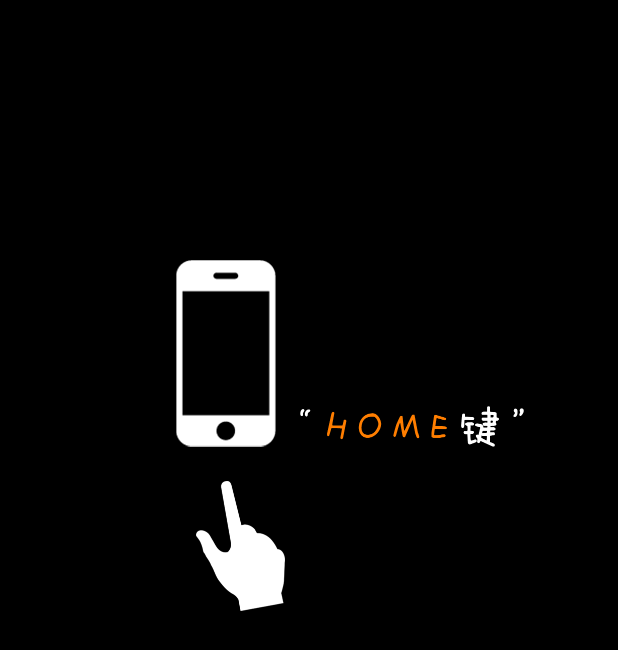
After one commit to ansen360/CodeRepository, an Android app: the GuideActivity screen opened directly, with no data from a screen before it, on a phone screen of 412 x 824 dp. The commit adds this screen. Shown: the top 650 px of the screen. Run offline under Robolectric (Android 15) with nearby library versions, the phone set to English and light mode, and no system bars.

Commit message:
translucent activity

```diff
--- a/app/build.gradle
+++ b/app/build.gradle
@@ -2,7 +2,7 @@ apply plugin: 'com.android.application'
 
 android {
     compileSdkVersion 23
-    buildToolsVersion "24.0.0"
+    buildToolsVersion '25.0.0'
 
     defaultConfig {
         applicationId "com.tomorrow_p"
--- a/app/src/main/AndroidManifest.xml
+++ b/app/src/main/AndroidManifest.xml
@@ -152,6 +152,11 @@
         <activity android:name=".activity.RedPacketActivity"></activity>
         <activity android:name=".activity.TabLayoutActivity"></activity>
 
+        <!--透明的样式-->
+        <!--android:theme="@android:style/Theme.Translucent"-->
+        <activity android:name=".setupwizard.GuideActivity"
+            android:theme="@style/translucent" >
+        </activity>
 
         <receiver android:name=".receiver.BootRecerver">
             <intent-filter>
--- /dev/null
+++ b/app/src/main/java/com/tomorrow_p/setupwizard/GuideActivity.java
@@ -0,0 +1,284 @@
+package com.tomorrow_p.setupwizard;
+
+import android.app.Activity;
+import android.os.Bundle;
+import android.os.Handler;
+import android.os.Message;
+import android.support.annotation.Nullable;
+import android.util.Log;
+import android.view.MotionEvent;
+import android.view.View;
+import android.view.animation.AlphaAnimation;
+import android.view.animation.Animation;
+import android.view.animation.TranslateAnimation;
+import android.widget.FrameLayout;
+import android.widget.ImageView;
+import android.widget.RelativeLayout;
+
+import com.tomorrow_p.R;
+
+import java.lang.ref.WeakReference;
+
+/**
+ * Created by Ansen on 2017/3/18 15:23.
+ *
+ * @E-mail: tomorrow_p@163.com
+ * @Blog: http://blog.csdn.net/qq_25804863
+ * @Github: https://github.com/ansen360
+ * @PROJECT_NAME: CodeRepository
+ * @PACKAGE_NAME: com.tomorrow_p.setupwizard
+ * @Description: 透明的activity
+ */
+public class GuideActivity extends Activity implements Animation.AnimationListener {
+
+    private ImageView iv_text1, iv_hand, iv_guide_press, handS, handS2, mArrow;
+    private RelativeLayout mRLOne, mRLTwo;
+    private FrameLayout mFLPoint;
+    private AnimationHandler mHandler;
+    public static final int ANIMATION_ONE = 0;
+    public static final int ANIMATION_TWO = 1;
+    public static final int ANIMATION_THREE = 2;
+    public static final int ANIMATION_FOUR = 3;
+    public static final int ANIMATION_FIVE = 4;
+    public static final int ANIMATION_SIX = 5;
+    private int mAnimation = ANIMATION_ONE;
+
+    @Override
+    protected void onCreate(@Nullable Bundle savedInstanceState) {
+        super.onCreate(savedInstanceState);
+        getActionBar().hide();
+        setContentView(R.layout.activity_guide);
+        iv_hand = (ImageView) findViewById(R.id.iv_hand);
+        iv_text1 = (ImageView) findViewById(R.id.iv_text1);
+        iv_guide_press = (ImageView) findViewById(R.id.iv_guide_press);
+        handS = (ImageView) findViewById(R.id.iv_hand_s);
+        handS2 = (ImageView) findViewById(R.id.iv_hand_s2);
+        mArrow = (ImageView) findViewById(R.id.iv_arrow);
+        mRLOne = (RelativeLayout) findViewById(R.id.rl_one);
+        mFLPoint = (FrameLayout) findViewById(R.id.fl_point);
+        mRLTwo = (RelativeLayout) findViewById(R.id.rl_two);
+        mHandler = new AnimationHandler(this);
+        animationOne();
+
+    }
+
+    @Override
+    public boolean onTouchEvent(MotionEvent event) {
+        if (event.getAction() == MotionEvent.ACTION_UP) {
+            switch (mAnimation) {
+                case ANIMATION_ONE:
+                    hideOne();
+                    animationTwo();
+                    mAnimation = ANIMATION_TWO;
+                    break;
+                case ANIMATION_TWO:
+                    animationThree();
+                    mAnimation = ANIMATION_THREE;
+                    break;
+                case ANIMATION_THREE:
+                    mAnimation = ANIMATION_FOUR;
+                    mHandler.removeCallbacks(mRunnable1);
+                    animationFour();
+                    break;
+                case ANIMATION_FOUR:
+                    mAnimation = ANIMATION_FIVE;
+                    mHandler.removeCallbacks(mRunnable2);
+                    iv_guide_press.clearAnimation();
+                    animationFive();
+                    break;
+                case ANIMATION_FIVE:
+                    mAnimation = ANIMATION_SIX;
+                    mHandler.removeCallbacks(mRunnable3);
+                    hideTwo();
+                    animationEnd();
+                    break;
+                case ANIMATION_SIX:
+                    finish();
+                    break;
+
+            }
+        }
+
+        return super.onTouchEvent(event);
+    }
+
+    private void hideOne() {
+        mRLOne.setVisibility(View.GONE);
+        mFLPoint.setVisibility(View.VISIBLE);
+        iv_hand.setVisibility(View.VISIBLE);
+        iv_text1.setVisibility(View.VISIBLE);
+        handS.clearAnimation();
+    }
+
+    private void hideTwo() {
+        mFLPoint.setVisibility(View.GONE);
+        iv_text1.setVisibility(View.GONE);
+        iv_hand.clearAnimation();
+        iv_hand.setVisibility(View.INVISIBLE);
+        mRLTwo.setVisibility(View.VISIBLE);
+    }
+
+    private void animationOne() {
+        TranslateAnimation translateAnimation = new TranslateAnimation(0, 0, 0, -110);
+        translateAnimation.setDuration(2000);
+        translateAnimation.setRepeatMode(Animation.REVERSE);
+        translateAnimation.setFillAfter(true);
+        handS.startAnimation(translateAnimation);
+        translateAnimation.setAnimationListener(this);
+
+    }
+
+    private void animationTwo() {
+        TranslateAnimation translateAnimation = new TranslateAnimation(0, -110, 0, 0);
+        translateAnimation.setDuration(2000);
+        translateAnimation.setFillAfter(true);
+        translateAnimation.setRepeatMode(Animation.REVERSE);
+        iv_hand.startAnimation(translateAnimation);
+        translateAnimation.setAnimationListener(this);
+    }
+
+    private void animationThree() {
+        iv_text1.setImageResource(R.mipmap.ic_guide_text2);
+        animationTwo();
+    }
+
+    private void animationFour() {
+        iv_text1.setImageResource(R.mipmap.ic_guide_text3);
+        animationTwo();
+    }
+
+    private void animationFive() {
+        iv_text1.setImageResource(R.mipmap.ic_guide_text4);
+        animationTwo();
+    }
+
+    private void animationEnd() {
+
+        AlphaAnimation animationAphaP = new AlphaAnimation(0, 1);
+        animationAphaP.setDuration(800);
+        animationAphaP.setFillAfter(true);
+        mArrow.startAnimation(animationAphaP);
+        animationAphaP.setAnimationListener(this);
+    }
+
+    @Override
+    public void onAnimationStart(Animation animation) {
+        switch (mAnimation) {
+            case ANIMATION_FOUR:
+                Log.d("ansen", "ANIMATION_FOUR");
+                mHandler.sendEmptyMessageDelayed(ANIMATION_FOUR, 1200);
+                break;
+            case ANIMATION_FIVE:
+                Log.d("ansen", "ANIMATION_FOUR");
+                mHandler.sendEmptyMessageDelayed(ANIMATION_FOUR, 1200);
+                break;
+
+        }
+    }
+
+    @Override
+    public void onAnimationEnd(Animation animation) {
+        switch (mAnimation) {
+            case ANIMATION_ONE:
+                mHandler.postDelayed(new Runnable() {
+                    @Override
+                    public void run() {
+                        animationOne();
+                        Log.d("ansen", "animationOne");
+                    }
+                }, 1500);
+                break;
+            case ANIMATION_TWO:
+                Log.d("ansen", "ANIMATION_TWO");
+                animationTwo();
+
+                break;
+            case ANIMATION_THREE:
+                Log.d("ansen", "ANIMATION_THREE");
+                mHandler.postDelayed(mRunnable1, 1500);
+                break;
+            case ANIMATION_FOUR:
+                Log.d("ansen", "ANIMATION_FOUR");
+                mHandler.postDelayed(mRunnable2, 1500);
+                break;
+            case ANIMATION_FIVE:
+                mHandler.postDelayed(mRunnable3, 2500);
+                break;
+            case ANIMATION_SIX:
+                mHandler.sendEmptyMessage(ANIMATION_FIVE);
+                Log.d("ansen", "ANIMATION_FOUR");
+                mHandler.postDelayed(new Runnable() {
+                    @Override
+                    public void run() {
+                        animationEnd();
+                    }
+                }, 2000);
+                break;
+
+        }
+
+    }
+    private Runnable mRunnable1=new Runnable() {
+        @Override
+        public void run() {
+            animationThree();
+        }
+    };
+    private Runnable mRunnable2=new Runnable() {
+        @Override
+        public void run() {
+            iv_guide_press.clearAnimation();
+            animationFour();
+        }
+    };
+    private Runnable mRunnable3=new Runnable() {
+        @Override
+        public void run() {
+            iv_guide_press.clearAnimation();
+            animationFive();
+        }
+    };
+
+    @Override
+    public void onAnimationRepeat(Animation animation) {
+
+    }
+
+
+    private static class AnimationHandler extends Handler {
+        private WeakReference<GuideActivity> mActivity;
+
+        public AnimationHandler(GuideActivity context) {
+            mActivity = new WeakReference<GuideActivity>(context);
+
+        }
+
+        @Override
+        public void handleMessage(Message msg) {
+            super.handleMessage(msg);
+            if (mActivity.get() == null) {
+                return;
+            }
+            GuideActivity activity = mActivity.get();
+            switch (msg.what) {
+                case ANIMATION_FOUR:
+                    AlphaAnimation animationAphaP = new AlphaAnimation(0, 1);
+                    animationAphaP.setDuration(800);
+                    animationAphaP.setFillAfter(true);
+                    activity.iv_guide_press.startAnimation(animationAphaP);
+                    break;
+                case ANIMATION_FIVE:
+                    TranslateAnimation translateAnimation = new TranslateAnimation(0, 0, 0, -110);
+                    translateAnimation.setDuration(2000);
+                    translateAnimation.setFillAfter(true);
+                    translateAnimation.setRepeatMode(Animation.REVERSE);
+                    activity.handS2.startAnimation(translateAnimation);
+                    break;
+            }
+
+
+        }
+    }
+
+
+}
--- /dev/null
+++ b/app/src/main/res/layout/activity_guide.xml
@@ -0,0 +1,138 @@
+<?xml version="1.0" encoding="utf-8"?>
+<RelativeLayout xmlns:android="http://schemas.android.com/apk/res/android"
+    android:layout_width="match_parent"
+    android:layout_height="match_parent"
+    android:orientation="vertical">
+
+    <RelativeLayout
+        android:id="@+id/rl_one"
+        android:layout_width="match_parent"
+        android:layout_height="match_parent"
+        android:layout_alignParentStart="true"
+        android:layout_below="@+id/iv_hand">
+
+        <ImageView
+            android:id="@+id/iv_phone"
+            android:layout_width="wrap_content"
+            android:layout_height="wrap_content"
+            android:layout_alignParentStart="true"
+            android:layout_alignParentTop="true"
+            android:layout_marginStart="117dp"
+            android:layout_marginTop="173dp"
+            android:src="@mipmap/ic_guide_phone" />
+
+        <ImageView
+            android:id="@+id/iv_hand_s"
+            android:layout_width="wrap_content"
+            android:layout_height="wrap_content"
+            android:layout_alignTop="@+id/iv_home"
+            android:layout_marginEnd="-6dp"
+            android:layout_marginTop="50dp"
+            android:layout_toStartOf="@+id/iv_home"
+            android:src="@mipmap/ic_guide_hand_s" />
+
+        <ImageView
+            android:id="@+id/iv_home"
+            android:layout_width="wrap_content"
+            android:layout_height="wrap_content"
+            android:layout_alignBottom="@+id/iv_phone"
+            android:layout_marginStart="16dp"
+            android:layout_toEndOf="@+id/iv_phone"
+            android:src="@mipmap/ic_guide_home" />
+
+
+    </RelativeLayout>
+
+    <FrameLayout
+        android:id="@+id/fl_point"
+        android:layout_width="wrap_content"
+        android:layout_height="wrap_content"
+        android:layout_above="@+id/iv_text1"
+        android:layout_alignStart="@+id/iv_text1"
+        android:layout_marginBottom="123dp"
+        android:layout_marginStart="58dp"
+        android:visibility="gone">
+
+        <ImageView
+            android:id="@+id/iv_point_normal"
+            android:layout_width="wrap_content"
+            android:layout_height="wrap_content"
+            android:layout_gravity="center"
+            android:src="@mipmap/ic_guide_normal" />
+
+        <ImageView
+            android:id="@+id/iv_guide_press"
+            android:layout_width="wrap_content"
+            android:layout_height="wrap_content"
+            android:layout_gravity="center"
+            android:src="@mipmap/ic_guide_press"
+            android:visibility="invisible" />
+    </FrameLayout>
+
+    <ImageView
+        android:id="@+id/iv_hand"
+        android:layout_width="wrap_content"
+        android:layout_height="wrap_content"
+        android:layout_alignParentTop="true"
+        android:layout_centerHorizontal="true"
+        android:layout_marginTop="171dp"
+        android:src="@mipmap/ic_guide_hand"
+        android:visibility="gone" />
+
+    <ImageView
+        android:id="@+id/iv_text1"
+        android:layout_width="252dp"
+        android:layout_height="85dp"
+        android:layout_below="@+id/iv_hand"
+        android:layout_centerHorizontal="true"
+        android:layout_marginTop="50dp"
+        android:src="@mipmap/ic_guide_text1"
+        android:visibility="gone" />
+
+    <RelativeLayout
+        android:id="@+id/rl_two"
+        android:layout_width="match_parent"
+        android:layout_height="match_parent"
+        android:layout_alignParentTop="true"
+        android:visibility="invisible"
+        android:layout_toEndOf="@+id/rl_one">
+
+        <ImageView
+            android:id="@+id/iv_phone2"
+            android:layout_width="wrap_content"
+            android:layout_height="wrap_content"
+            android:src="@mipmap/ic_guide_phone"
+            android:layout_marginTop="130dp"
+            android:layout_alignParentTop="true"
+            android:layout_centerHorizontal="true" />
+
+        <ImageView
+            android:id="@+id/iv_hand_s2"
+            android:layout_width="wrap_content"
+            android:layout_height="wrap_content"
+            android:src="@mipmap/ic_guide_hand_s"
+            android:layout_alignTop="@+id/iv_arrow"
+            android:layout_alignEnd="@+id/iv_text2"
+            android:layout_marginEnd="18dp" />
+        <ImageView
+            android:id="@+id/iv_arrow"
+            android:layout_width="wrap_content"
+            android:layout_height="wrap_content"
+            android:src="@mipmap/ic_guide_arrow"
+            android:layout_marginBottom="9dp"
+            android:visibility="invisible"
+            android:layout_above="@+id/iv_text2"
+            android:layout_alignEnd="@+id/iv_text2"
+            android:layout_marginEnd="100dp" />
+
+        <ImageView
+            android:id="@+id/iv_text2"
+            android:layout_width="wrap_content"
+            android:layout_height="wrap_content"
+            android:src="@mipmap/ic_guide_text5"
+            android:layout_marginTop="78dp"
+            android:layout_below="@+id/iv_phone2"
+            android:layout_centerHorizontal="true" />
+    </RelativeLayout>
+
+</RelativeLayout>
--- a/app/src/main/res/values/colors.xml
+++ b/app/src/main/res/values/colors.xml
@@ -3,4 +3,5 @@
     <color name="colorPrimary">#3F51B5</color>
     <color name="colorPrimaryDark">#303F9F</color>
     <color name="colorAccent">#FF4081</color>
+    <color name="translucent_background">#cc000000</color>
 </resources>
--- a/app/src/main/res/values/styles.xml
+++ b/app/src/main/res/values/styles.xml
@@ -41,5 +41,13 @@
         <item name="android:textSize">20sp</item>
     </style>
 
+    <!-- item name="android:windowBackground"         设置背景透明度及其颜色值 -->
+    <!-- item name="android:windowIsTranslucent"      设置当前Activity是否透明-->
+    <!-- item name="android:windowAnimationStyle"     设置当前Activity进出方式-->
+    <style name="translucent" >
+        <item name="android:windowBackground">@color/translucent_background</item>
+        <item name="android:windowIsTranslucent">true</item>
+        <item name="android:windowAnimationStyle">@android:style/Animation.Translucent</item>
+    </style>
 
 </resources>
--- a/build.gradle
+++ b/build.gradle
@@ -5,7 +5,7 @@ buildscript {
         jcenter()
     }
     dependencies {
-        classpath 'com.android.tools.build:gradle:2.2.3'
+        classpath 'com.android.tools.build:gradle:2.3.0'
 
         // NOTE: Do not place your application dependencies here; they belong
         // in the individual module build.gradle files
```
Also changed, not shown: app/src/main/java/com/tomorrow_p/MainActivity.java (+7 -0 lines), app/src/main/res/mipmap-xxhdpi/ic_guide_arrow.png (added), app/src/main/res/mipmap-xxhdpi/ic_guide_hand.png (added), app/src/main/res/mipmap-xxhdpi/ic_guide_hand_s.png (added), app/src/main/res/mipmap-xxhdpi/ic_guide_home.png (added), app/src/main/res/mipmap-xxhdpi/ic_guide_normal.png (added), app/src/main/res/mipmap-xxhdpi/ic_guide_phone.png (added), app/src/main/res/mipmap-xxhdpi/ic_guide_press.png (added), app/src/main/res/mipmap-xxhdpi/ic_guide_text1.png (added), app/src/main/res/mipmap-xxhdpi/ic_guide_text2.png (added), app/src/main/res/mipmap-xxhdpi/ic_guide_text3.png (added), app/src/main/res/mipmap-xxhdpi/ic_guide_text4.png (added), app/src/main/res/mipmap-xxhdpi/ic_guide_text5.png (added), gradle/wrapper/gradle-wrapper.properties.
